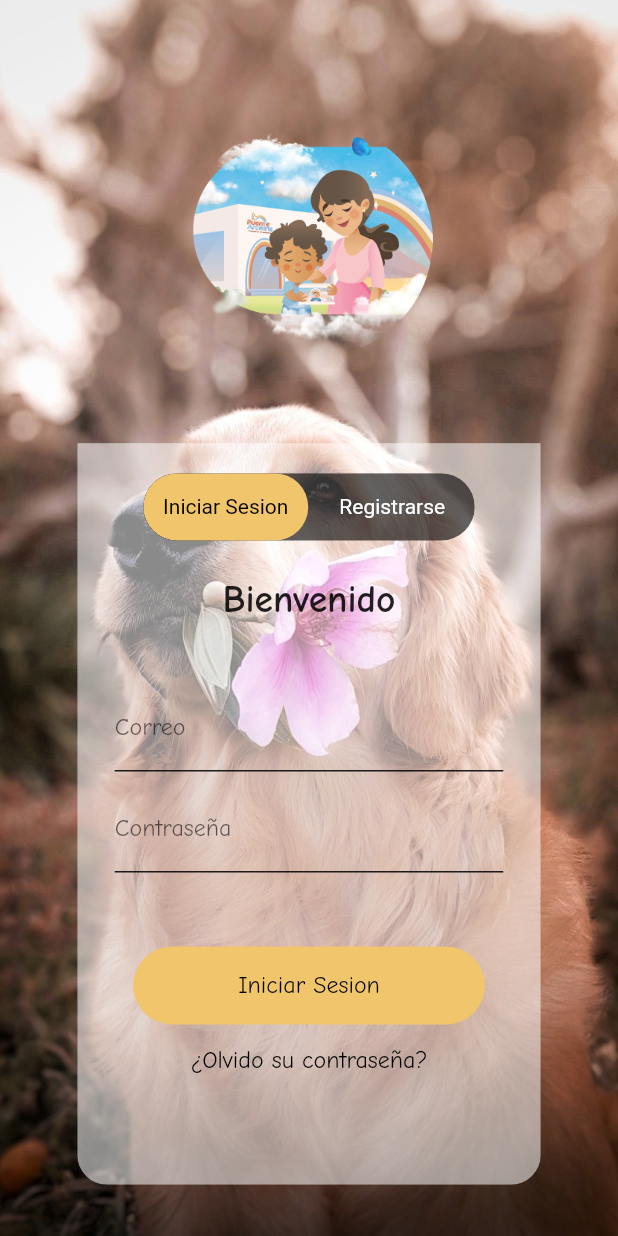
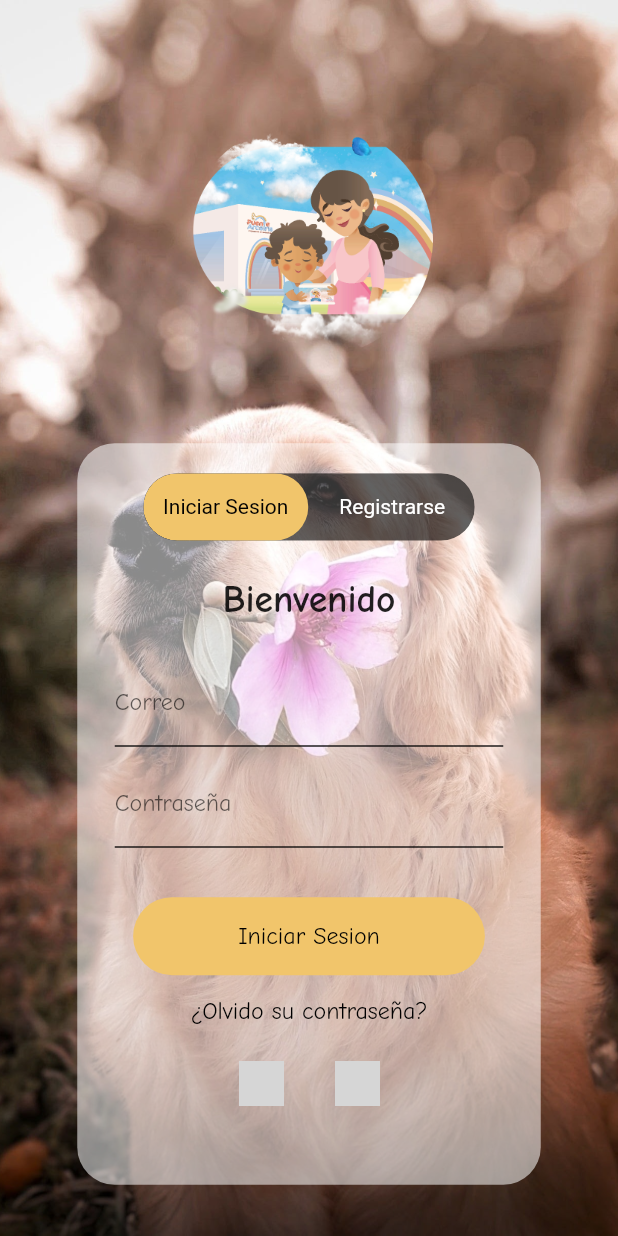
Before and after one commit to Anthonny222/puente-arcoiris, a Flutter app: the screen it shows after launch, after a tap on "Iniciar Sesion", on a phone screen of 412 x 824 dp. Run offline on Flutter 3.47's test engine with Material 2 defaults, Android fonts, the phone set to English and light mode, and no system bars; drawn by our look-alikes of toggle_switch; our stand-ins replace firebase_core; accounts and stored records are empty; grey boxes are pictures that could not be loaded.

Commit message:
Se corrigio y agrego dos botones en login de ingreso o registro con google y facebook

```diff
--- a/lib/screens/login.dart
+++ b/lib/screens/login.dart
@@ -19,11 +19,11 @@ class LoginScreen extends StatelessWidget {
       children: [
         SizedBox(height: size.height *0.03,),
         const Text('Bienvenido', style: TextStyle(fontFamily: 'Comic Neue Bold', fontSize: 25, ),),
-        SizedBox( height: size.height * 0.05),
+        SizedBox( height: size.height * 0.03),
         const InputPersonalizado(labelText: 'Correo', hintText: 'Correo', keyboardType: TextInputType.emailAddress ),
         SizedBox(height: size.height*0.01,),
         const InputPersonalizado(labelText: 'Contraseña', hintText: 'Contraseña',obscureText: true,),
-        SizedBox(height: size.height*0.06),
+        SizedBox(height: size.height*0.04),
         ElevatedButton(
           onPressed: (){
             Navigator.pushNamed(context, AppRoutes.rutaMenuPrincipal);
@@ -40,6 +40,27 @@ class LoginScreen extends StatelessWidget {
         TextButton(
           onPressed: (){},
           child: const Text('¿Olvido su contraseña?', style: TextStyle(color: Colors.black, fontFamily: 'Comic Neue', fontSize: 16),)
+        ),
+        Row(
+          mainAxisAlignment: MainAxisAlignment.center,
+          children: [
+            TextButton(
+              onPressed: (){},
+              child: const Image(
+                image: AssetImage('assets/google.png'),
+                fit: BoxFit.cover,
+                height: 30,
+              )
+            ),
+            TextButton(
+              onPressed: (){},
+              child: const Image(
+                image: AssetImage('assets/facebook.png'),
+                fit: BoxFit.cover,
+                height: 30,
+              )
+            )
+          ],
         )
       ],
     );
--- a/lib/screens/menu_login.dart
+++ b/lib/screens/menu_login.dart
@@ -43,10 +43,11 @@ class _MenuLoginScreenState extends State<MenuLoginScreen> {
                   fit: BoxFit.contain,
                   width: size.width * 0.4 ,
                 ),
-                ClipRRect(
-                  borderRadius: BorderRadius.circular(20),
-                  child: Container(
+                Container(
+                  decoration: BoxDecoration(
                     color: Colors.white54,
+                    borderRadius: BorderRadius.circular(25)
+                  ),
                   height: size.height*0.6,
                   width: size.width*0.75,
                   margin: EdgeInsets.only(top: size.height*0.07),
@@ -75,11 +76,10 @@ class _MenuLoginScreenState extends State<MenuLoginScreen> {
                           },
                         ),
                         if(initialIndex == 0)
-                            LoginScreen()
+                          const LoginScreen()
                         else if(initialIndex == 1)
-                            RegistrarseScreen()
+                          const RegistrarseScreen()
                       ],
-                      ),
                     ),
                   ),
                 )
```
Lines whose indentation alone changed are shown as unchanged.
